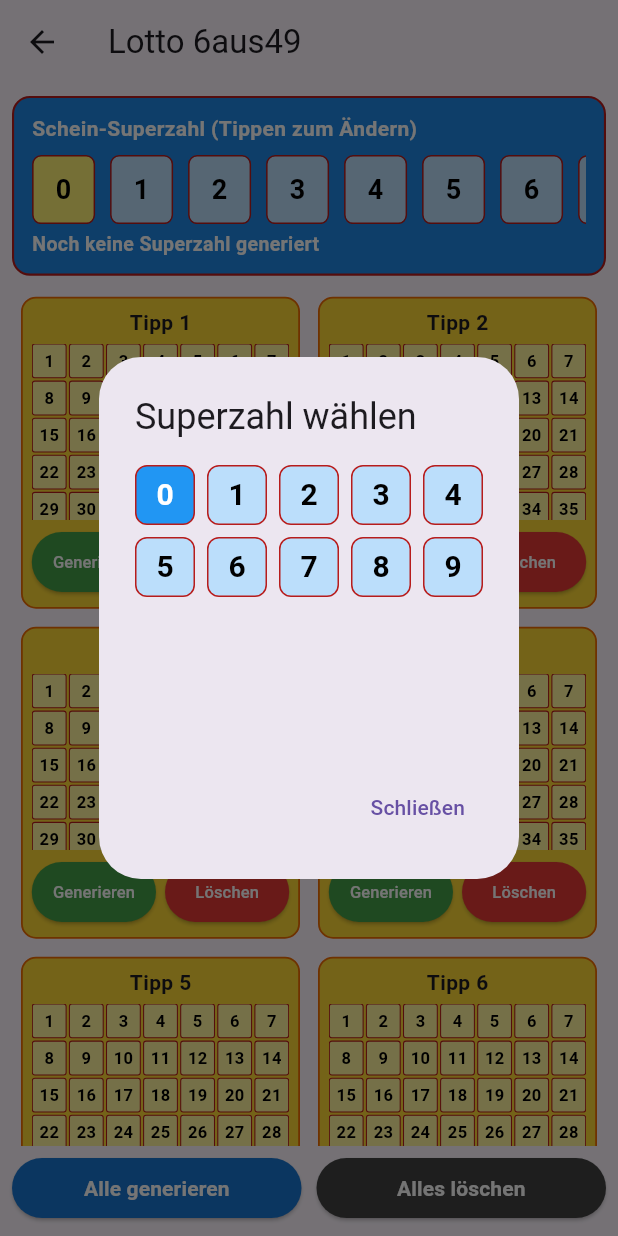
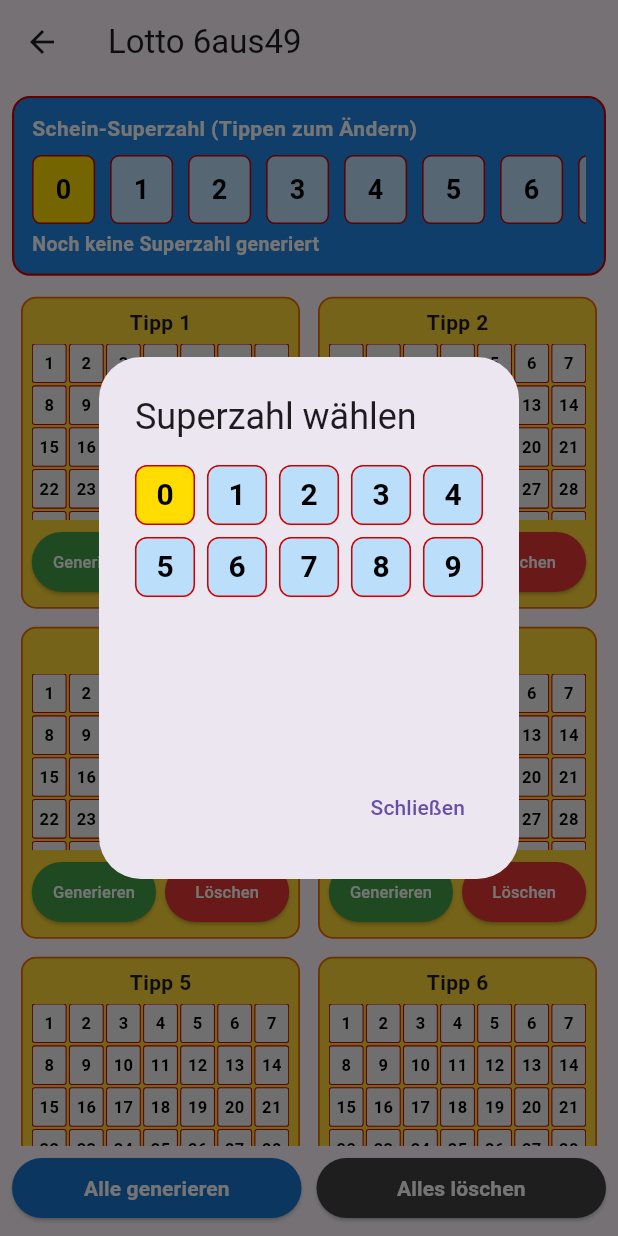
Before and after one commit to funatiker1968-hub/Lottogenerator_v4, a Flutter app: the Lotto6aus49Screen screen opened by its route, after a tap on "Schein-Superzahl (Tippen zum Ändern)", on a phone screen of 412 x 824 dp. Run offline on Flutter 3.47's test engine with Material 3 defaults, Android fonts, the phone set to English and light mode, and no system bars.

Commit message:
Update lotto_6aus49_screen - Lotto-Farbschema + Layout-Optimierung

```diff
--- a/lib/screens/lotto_6aus49_screen.dart
+++ b/lib/screens/lotto_6aus49_screen.dart
@@ -4,7 +4,13 @@ import 'dart:math';
 import 'package:flutter/material.dart';
 
 /// Lotto 6aus49 Screen – 12 Tippfelder + Schein-Superzahl
-/// Stand: 16.11.2025
+/// Stand: 17.11.2025
+
+// Lotto-Farben
+const Color _lottoYellow = Color(0xFFFFDD00);
+const Color _lottoRed = Color(0xFFD20000);
+const Color _lottoGrey = Color(0xFFF2F2F2);
+
 class Lotto6aus49Screen extends StatefulWidget {
   const Lotto6aus49Screen({super.key});
 
@@ -130,9 +136,9 @@ class _Lotto6aus49ScreenState extends State<Lotto6aus49Screen> {
                   },
                   child: Container(
                     decoration: BoxDecoration(
-                      color: isSelected ? Colors.blue : Colors.blue[100],
+                      color: isSelected ? _lottoYellow : Colors.blue[100],
                       borderRadius: BorderRadius.circular(8),
-                      border: Border.all(color: Colors.red[900]!),
+                      border: Border.all(color: _lottoRed),
                     ),
                     child: Center(
                       child: Text(
@@ -140,7 +146,7 @@ class _Lotto6aus49ScreenState extends State<Lotto6aus49Screen> {
                         style: TextStyle(
                           fontSize: 20,
                           fontWeight: FontWeight.bold,
-                          color: isSelected ? Colors.white : Colors.black,
+                          color: isSelected ? Colors.black : Colors.black,
                         ),
                       ),
                     ),
@@ -302,7 +308,7 @@ class _Lotto6aus49ScreenState extends State<Lotto6aus49Screen> {
   //  UI-Bausteine
   // ----------------------------------------------------------
 
-  /// Leiste oben: Schein-Superzahl 0–9 in 1×10 Grid, blau, Gridlinien dunkelrot.
+  /// Leiste oben: Schein-Superzahl 0–9 in 1×10 Grid.
   Widget _buildSuperzahlBar() {
     return GestureDetector(
       onTap: _onSuperzahlTap,
@@ -311,7 +317,7 @@ class _Lotto6aus49ScreenState extends State<Lotto6aus49Screen> {
         decoration: BoxDecoration(
           color: Colors.blue[600],
           borderRadius: BorderRadius.circular(12),
-          border: Border.all(color: Colors.red[900]!, width: 1.4),
+          border: Border.all(color: _lottoRed, width: 1.4),
         ),
         child: Column(
           crossAxisAlignment: CrossAxisAlignment.start,
@@ -342,9 +348,9 @@ class _Lotto6aus49ScreenState extends State<Lotto6aus49Screen> {
                     width: 36,
                     margin: const EdgeInsets.only(right: 4),
                     decoration: BoxDecoration(
-                      color: isSelected ? Colors.yellow[300] : Colors.blue[100],
+                      color: isSelected ? _lottoYellow : Colors.blue[100],
                       borderRadius: BorderRadius.circular(6),
-                      border: Border.all(color: Colors.red[900]!, width: 1.0),
+                      border: Border.all(color: _lottoRed, width: 1.0),
                     ),
                     child: Center(
                       child: Text(
@@ -352,7 +358,7 @@ class _Lotto6aus49ScreenState extends State<Lotto6aus49Screen> {
                         style: TextStyle(
                           fontSize: 18,
                           fontWeight: FontWeight.bold,
-                          color: isHighlight ? Colors.red : Colors.black,
+                          color: isHighlight ? _lottoRed : Colors.black,
                         ),
                       ),
                     ),
@@ -379,7 +385,7 @@ class _Lotto6aus49ScreenState extends State<Lotto6aus49Screen> {
     );
   }
 
-  /// Einzelnes Tippfeld (postgelb, 7×7 Grid 1–49, Buttons darunter).
+  /// Einzelnes Tippfeld (7×7 Grid 1–49, Buttons darunter).
   Widget _buildTipCard(int tipIndex) {
     final List<bool> selected = _selectedNumbers[tipIndex];
     final List<int> finalNums = _finalNumbers[tipIndex];
@@ -414,7 +420,8 @@ class _Lotto6aus49ScreenState extends State<Lotto6aus49Screen> {
                 crossAxisCount: 7,
                 crossAxisSpacing: 1.5,
                 mainAxisSpacing: 1.5,
-                childAspectRatio: 1.0,
+                // Boxen minimal kleiner gemacht, damit alle 49 sichtbar sind
+                childAspectRatio: 0.88,
               ),
               itemCount: maxNumber,
               itemBuilder: (context, index) {
@@ -424,23 +431,23 @@ class _Lotto6aus49ScreenState extends State<Lotto6aus49Screen> {
                 final bool isHighlighted = highlight == number;
 
                 Color bg;
-                Color borderColor = Colors.red[900]!;
+                Color borderColor = _lottoRed;
                 Widget inner;
 
                 if (isHighlighted && !isSelected) {
                   // Laufkreuz über nicht finalen Zahlen
-                  bg = Colors.orange[300]!;
+                  bg = _lottoYellow;
                   inner = const Text(
                     '✗',
                     style: TextStyle(
                       fontSize: 14,
                       fontWeight: FontWeight.bold,
-                      color: Colors.red,
+                      color: _lottoRed,
                     ),
                   );
                 } else if (isSelected && isFinal) {
                   // Finale, getroffene Zahlen
-                  bg = Colors.yellow[800]!;
+                  bg = _lottoYellow;
                   inner = const Text(
                     '✗',
                     style: TextStyle(
@@ -450,7 +457,8 @@ class _Lotto6aus49ScreenState extends State<Lotto6aus49Screen> {
                     ),
                   );
                 } else {
-                  bg = Colors.yellow[200]!;
+                  // Normale, nicht ausgewählte Zahl
+                  bg = _lottoGrey;
                   inner = Text(
                     number.toString(),
                     style: const TextStyle(
@@ -578,7 +586,7 @@ class _Lotto6aus49ScreenState extends State<Lotto6aus49Screen> {
             const SizedBox(height: 8),
             Expanded(
               child: GridView.count(
-                crossAxisCount: isPortrait ? 2 : 4,
+                crossAxisCount: isPortrait ? 2 : 3, // Querformat jetzt 3 Karten
                 childAspectRatio: isPortrait ? 0.90 : 1.05,
                 children: List.generate(
                   tipCount,
```
